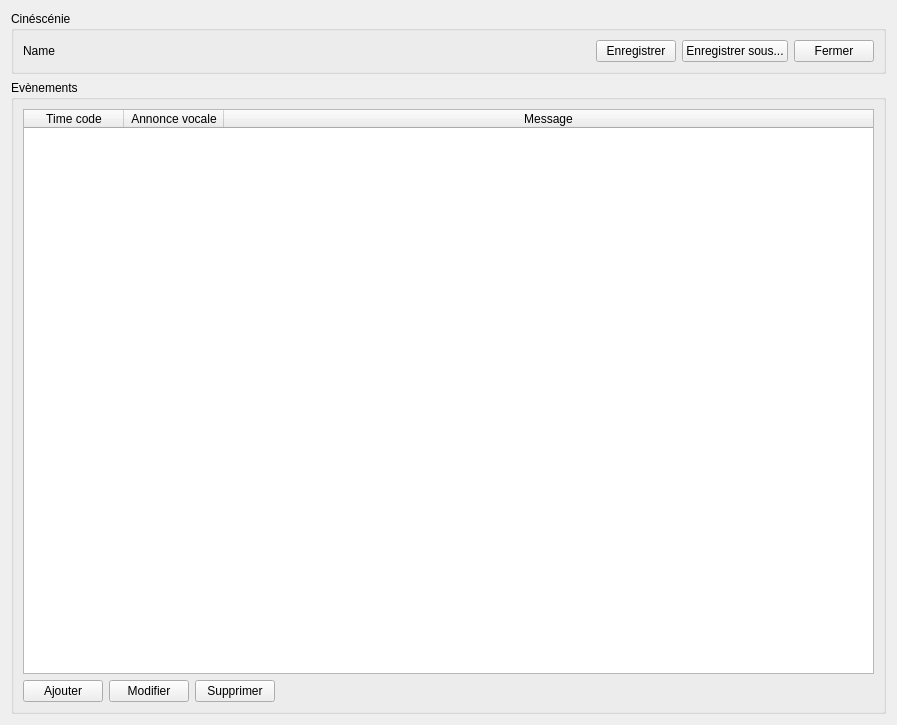
This is src/EditCinescenie.ui in Folcogh/NVM as Qt 5 draws it before an edit. The edited form follows.
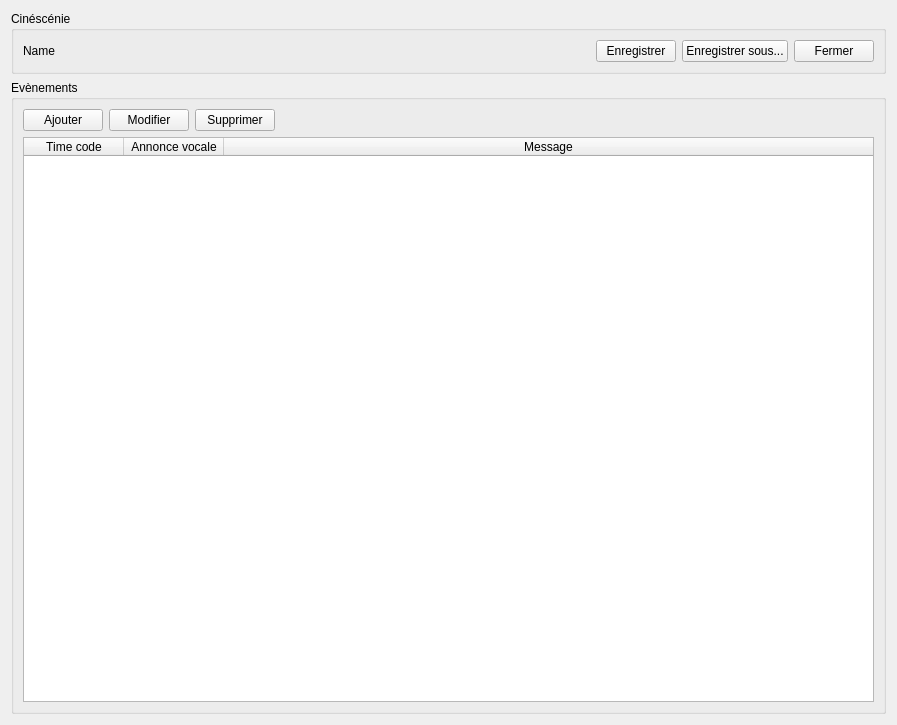
This is the edited form.

Commit message: - fixed the cinescenie not seen as modified when an event is removed from the list - fixed the cinescenie not seen as modified when the announcement groupbox is un/checked

```diff
--- a/src/EditCinescenie.ui
+++ b/src/EditCinescenie.ui
@@ -70,46 +70,6 @@
       <string>Evènements</string>
      </property>
      <layout class="QVBoxLayout" name="verticalLayout">
-      <item>
-       <widget class="QTableWidget" name="TableEvents">
-        <property name="editTriggers">
-         <set>QAbstractItemView::NoEditTriggers</set>
-        </property>
-        <property name="showDropIndicator" stdset="0">
-         <bool>false</bool>
-        </property>
-        <property name="dragDropOverwriteMode">
-         <bool>false</bool>
-        </property>
-        <property name="alternatingRowColors">
-         <bool>true</bool>
-        </property>
-        <property name="selectionMode">
-         <enum>QAbstractItemView::SingleSelection</enum>
-        </property>
-        <property name="selectionBehavior">
-         <enum>QAbstractItemView::SelectRows</enum>
-        </property>
-        <attribute name="horizontalHeaderStretchLastSection">
-         <bool>true</bool>
-        </attribute>
-        <column>
-         <property name="text">
-          <string>Time code</string>
-         </property>
-        </column>
-        <column>
-         <property name="text">
-          <string>Annonce vocale</string>
-         </property>
-        </column>
-        <column>
-         <property name="text">
-          <string>Message</string>
-         </property>
-        </column>
-       </widget>
-      </item>
       <item>
        <layout class="QHBoxLayout" name="horizontalLayout_2">
         <item>
@@ -148,6 +108,46 @@
         </item>
        </layout>
       </item>
+      <item>
+       <widget class="QTableWidget" name="TableEvents">
+        <property name="editTriggers">
+         <set>QAbstractItemView::NoEditTriggers</set>
+        </property>
+        <property name="showDropIndicator" stdset="0">
+         <bool>false</bool>
+        </property>
+        <property name="dragDropOverwriteMode">
+         <bool>false</bool>
+        </property>
+        <property name="alternatingRowColors">
+         <bool>true</bool>
+        </property>
+        <property name="selectionMode">
+         <enum>QAbstractItemView::SingleSelection</enum>
+        </property>
+        <property name="selectionBehavior">
+         <enum>QAbstractItemView::SelectRows</enum>
+        </property>
+        <attribute name="horizontalHeaderStretchLastSection">
+         <bool>true</bool>
+        </attribute>
+        <column>
+         <property name="text">
+          <string>Time code</string>
+         </property>
+        </column>
+        <column>
+         <property name="text">
+          <string>Annonce vocale</string>
+         </property>
+        </column>
+        <column>
+         <property name="text">
+          <string>Message</string>
+         </property>
+        </column>
+       </widget>
+      </item>
      </layout>
     </widget>
    </item>
```
The commit also changes 4 other files.
